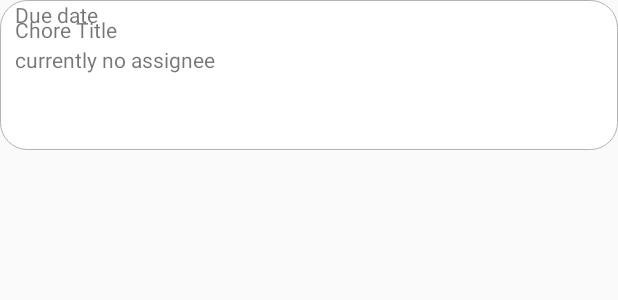
After one commit to shanishapp/Roomie, an Android app: the layout one_expense_item.xml on its own in the app's theme, with its tools: preview values and no code run, on a phone screen of 412 x 824 dp. The commit adds this screen. Shown: the top 300 px of the screen. Run offline under Robolectric (Android 15) with nearby library versions, the phone set to English and light mode, and no system bars.

Commit message:
started work on Expense, Roommate

```diff
--- a/app/src/main/java/com/example/roomie/house/chores/Chore.java
+++ b/app/src/main/java/com/example/roomie/house/chores/Chore.java
@@ -10,7 +10,6 @@ public class Chore {
     private Date _creationDate;
     private Date _lastUpdatedDate;
     private Date _snoozeDate;//TODO need to be changed dynamically through the running
-
     private String _title;
     private String _description;
     private Pair<String,Integer> _kind;
--- /dev/null
+++ b/app/src/main/res/drawable/ic_baseline_receipt_24.xml
@@ -0,0 +1,10 @@
+<vector xmlns:android="http://schemas.android.com/apk/res/android"
+    android:width="24dp"
+    android:height="24dp"
+    android:viewportWidth="24"
+    android:viewportHeight="24"
+    android:tint="?attr/colorControlNormal">
+  <path
+      android:fillColor="@android:color/white"
+      android:pathData="M18,17L6,17v-2h12v2zM18,13L6,13v-2h12v2zM18,9L6,9L6,7h12v2zM3,22l1.5,-1.5L6,22l1.5,-1.5L9,22l1.5,-1.5L12,22l1.5,-1.5L15,22l1.5,-1.5L18,22l1.5,-1.5L21,22L21,2l-1.5,1.5L18,2l-1.5,1.5L15,2l-1.5,1.5L12,2l-1.5,1.5L9,2 7.5,3.5 6,2 4.5,3.5 3,2v20z"/>
+</vector>
--- /dev/null
+++ b/app/src/main/res/drawable/ic_round_shopping_cart_24.xml
@@ -0,0 +1,5 @@
+<vector android:autoMirrored="true" android:height="24dp"
+    android:tint="?attr/colorControlNormal" android:viewportHeight="24"
+    android:viewportWidth="24" android:width="24dp" xmlns:android="http://schemas.android.com/apk/res/android">
+    <path android:fillColor="@android:color/white" android:pathData="M7,18c-1.1,0 -1.99,0.9 -1.99,2S5.9,22 7,22s2,-0.9 2,-2 -0.9,-2 -2,-2zM1,3c0,0.55 0.45,1 1,1h1l3.6,7.59 -1.35,2.44C4.52,15.37 5.48,17 7,17h11c0.55,0 1,-0.45 1,-1s-0.45,-1 -1,-1L7,15l1.1,-2h7.45c0.75,0 1.41,-0.41 1.75,-1.03l3.58,-6.49c0.37,-0.66 -0.11,-1.48 -0.87,-1.48L5.21,4l-0.67,-1.43c-0.16,-0.35 -0.52,-0.57 -0.9,-0.57L2,2c-0.55,0 -1,0.45 -1,1zM17,18c-1.1,0 -1.99,0.9 -1.99,2s0.89,2 1.99,2 2,-0.9 2,-2 -0.9,-2 -2,-2z"/>
+</vector>
--- a/app/src/main/res/layout/content_house.xml
+++ b/app/src/main/res/layout/content_house.xml
@@ -23,10 +23,11 @@
         android:layout_width="match_parent"
         android:layout_height="wrap_content"
         android:background="?android:attr/windowBackground"
+        app:labelVisibilityMode="labeled"
         app:layout_constraintBottom_toBottomOf="parent"
         app:layout_constraintEnd_toEndOf="parent"
+        app:layout_constraintHorizontal_bias="0.0"
         app:layout_constraintStart_toStartOf="parent"
-        app:menu="@menu/house_bottom_menu"
-        app:labelVisibilityMode="labeled" />
+        app:menu="@menu/house_bottom_menu" />
 
 </androidx.constraintlayout.widget.ConstraintLayout>
--- /dev/null
+++ b/app/src/main/res/layout/one_expense_item.xml
@@ -0,0 +1,60 @@
+<?xml version="1.0" encoding="utf-8"?>
+<androidx.constraintlayout.widget.ConstraintLayout xmlns:android="http://schemas.android.com/apk/res/android"
+    xmlns:app="http://schemas.android.com/apk/res-auto"
+    xmlns:tools="http://schemas.android.com/tools"
+    android:layout_width="match_parent"
+    android:layout_height="100dp"
+    android:layout_marginBottom="10dp"
+    android:background="@drawable/one_chore_bg">
+
+    <ImageButton
+        android:id="@+id/expenseTypeIcon"
+        android:layout_width="40dp"
+        android:layout_height="40dp"
+        android:layout_marginEnd="15dp"
+        android:layout_marginBottom="30dp"
+        android:visibility="invisible"
+        app:layout_constraintBottom_toBottomOf="parent"
+        app:layout_constraintEnd_toEndOf="parent"
+        android:src="@drawable/ic_baseline_receipt_24"
+        />
+
+    <ImageView
+        android:id="@+id/viewReceitIcon"
+        android:layout_width="40dp"
+        android:layout_height="40dp"
+        android:layout_marginEnd="15dp"
+        android:layout_marginBottom="30dp"
+        app:layout_constraintBottom_toBottomOf="parent"
+        app:layout_constraintEnd_toStartOf="@id/expenseTypeIcon" />
+
+    <TextView
+        android:id="@+id/expenseTitleHolderView"
+        android:layout_width="0dp"
+        android:layout_height="20dp"
+        android:layout_marginStart="10dp"
+        android:layout_marginTop="10dp"
+        android:text="Chore Title"
+        app:layout_constraintStart_toStartOf="parent"
+        app:layout_constraintTop_toTopOf="parent" />
+
+    <TextView
+        android:id="@+id/choreDueDateHolderView"
+        android:layout_width="0dp"
+        android:layout_height="20dp"
+        android:layout_marginStart="10dp"
+        android:layout_marginTop="10dp"
+        android:text="Due date"
+        app:layout_constraintStart_toStartOf="parent"
+        app:layout_constraintTop_toBottomOf="@+id/choreTitleHolderView" />
+
+    <TextView
+        android:id="@+id/choreAssigneeHolderView"
+        android:layout_width="0dp"
+        android:layout_height="20dp"
+        android:layout_marginStart="10dp"
+        android:layout_marginTop="10dp"
+        android:text="currently no assignee"
+        app:layout_constraintStart_toStartOf="parent"
+        app:layout_constraintTop_toBottomOf="@+id/choreDueDateHolderView" />
+</androidx.constraintlayout.widget.ConstraintLayout>
```
Also changed, not shown: app/src/main/AndroidManifest.xml (+9 -2 lines), app/src/main/java/com/example/roomie/Roommate.java (added, +16 -0 lines), app/src/main/java/com/example/roomie/house/expenses/Expense.java (added, +113 -0 lines), app/src/main/java/com/example/roomie/house/expenses/ExpenseAdapter.java (added, +83 -0 lines), app/src/main/res/drawable/ic_baseline_bill_24.xml (added, +10 -0 lines), app/src/main/res/layout/fragment_house_expenses.xml (+6 -6 lines).
